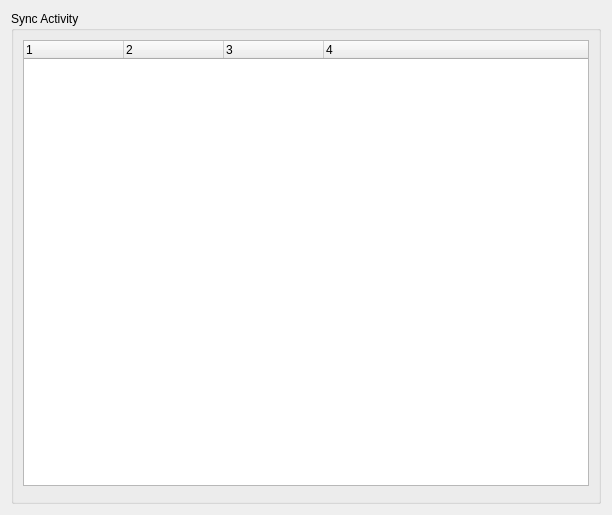
Qt form src/gui/protocolwidget.ui (nextcloud/desktop) before a commit.
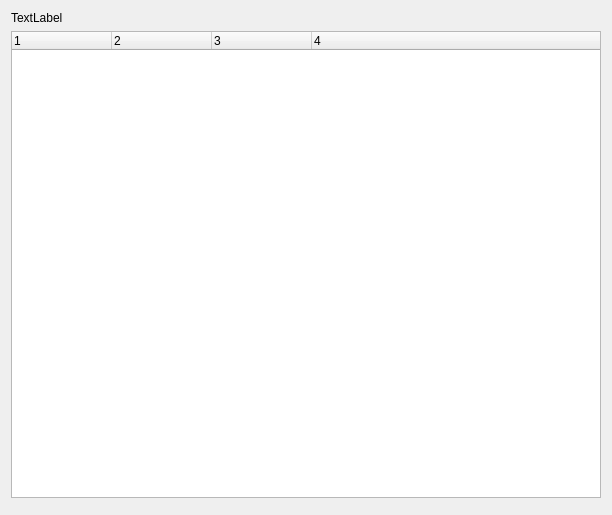
The same form after that commit.

Commit message: Activity: Unify the GUI, and reactivate copy to clipboard for all.

The edit to the form file:
```diff
--- a/src/gui/protocolwidget.ui
+++ b/src/gui/protocolwidget.ui
@@ -13,14 +13,15 @@
   <property name="windowTitle">
    <string>Form</string>
   </property>
-  <layout class="QGridLayout" name="gridLayout_2">
-   <item row="0" column="0">
-    <widget class="QGroupBox" name="groupBox">
-     <property name="title">
-      <string>Sync Activity</string>
-     </property>
      <layout class="QGridLayout" name="gridLayout">
       <item row="0" column="0">
+    <widget class="QLabel" name="_headerLabel">
+     <property name="text">
+      <string>TextLabel</string>
+     </property>
+    </widget>
+   </item>
+   <item row="1" column="0" colspan="2">
        <widget class="QTreeWidget" name="_treeWidget">
         <property name="alternatingRowColors">
          <bool>true</bool>
@@ -56,15 +57,8 @@
         </column>
        </widget>
       </item>
-      <item row="1" column="0">
-       <widget class="QDialogButtonBox" name="_dialogButtonBox">
-        <property name="standardButtons">
-         <set>QDialogButtonBox::NoButton</set>
-        </property>
-       </widget>
-      </item>
-     </layout>
-    </widget>
+   <item row="2" column="1">
+    <widget class="QDialogButtonBox" name="_dialogButtonBox"/>
    </item>
   </layout>
  </widget>
```
Lines whose indentation alone changed are shown as unchanged. The commit also changes 7 other files.
